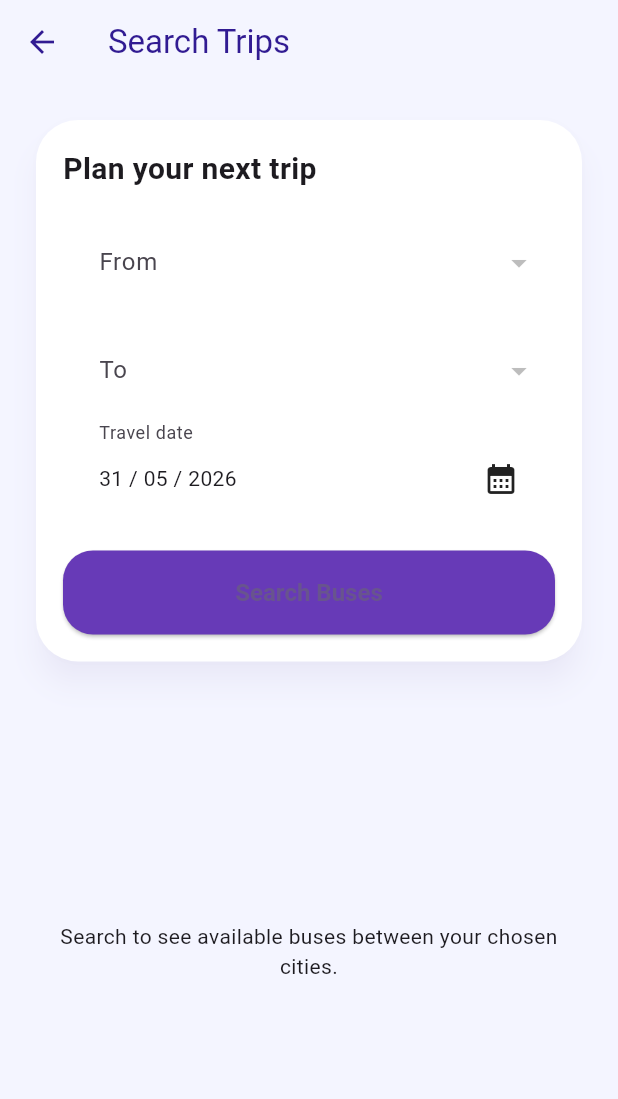
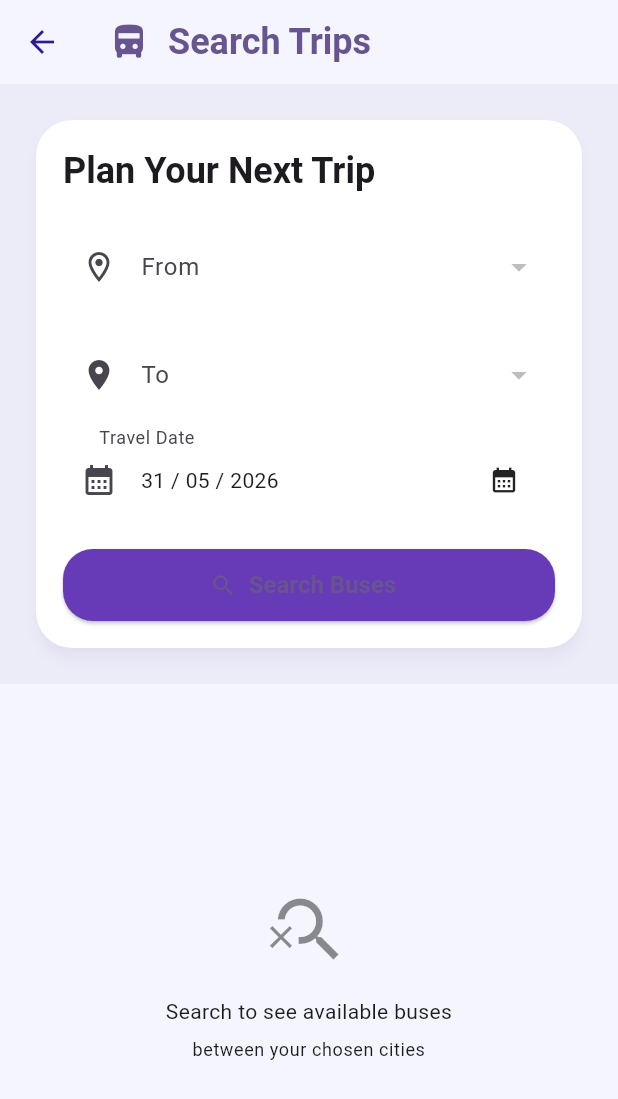
Before and after one commit to DinukaVishal/Bus-Ticket-Booking-System, a Flutter app: the SearchPage screen opened by its route, on a phone screen of 412 x 824 dp. Shown: the top 1099 px of the screen. Run offline on Flutter 3.47's test engine with Material 3 defaults, Android fonts, the phone set to English and light mode, and no system bars; our stand-ins replace supabase_flutter; accounts and stored records are empty.

Commit message:
feat: enhance SearchPage UI with improved layout, icons, and error handling

```diff
--- a/bus-ticket-booking-mobile/lib/pages/search_page.dart
+++ b/bus-ticket-booking-mobile/lib/pages/search_page.dart
@@ -104,26 +104,50 @@ class _SearchPageState extends State<SearchPage> {
 
   @override
   Widget build(BuildContext context) {
+    final theme = Theme.of(context);
+    final colorScheme = theme.colorScheme;
+
     return Scaffold(
       appBar: AppBar(
-        title: const Text('Search Trips'),
+        title: Row(
+          children: [
+            Icon(Icons.directions_bus_filled, color: colorScheme.primary, size: 28),
+            const SizedBox(width: 12),
+            Text(
+              'Search Trips',
+              style: Theme.of(context).textTheme.headlineSmall?.copyWith(
+                    fontWeight: FontWeight.bold,
+                    color: colorScheme.primary,
+                  ),
+            ),
+          ],
+        ),
       ),
       body: SafeArea(
-        child: Padding(
+        child: Column(
+          children: [
+            // Search Panel
+            Container(
+              color: colorScheme.primary.withAlpha(15),
               padding: const EdgeInsets.all(20),
-          child: Column(
-            crossAxisAlignment: CrossAxisAlignment.stretch,
-            children: [
-              Card(
+              child: Card(
+                elevation: 4,
+                shape: RoundedRectangleBorder(borderRadius: BorderRadius.circular(24)),
                 child: Padding(
                   padding: const EdgeInsets.all(18),
                   child: Column(
                     crossAxisAlignment: CrossAxisAlignment.stretch,
                     children: [
-                      const Text('Plan your next trip', style: TextStyle(fontSize: 20, fontWeight: FontWeight.bold)),
+                      Text(
+                        'Plan Your Next Trip',
+                        style: Theme.of(context).textTheme.headlineSmall?.copyWith(fontWeight: FontWeight.bold),
+                      ),
                       const SizedBox(height: 18),
                       DropdownButtonFormField<String>(
-                        decoration: const InputDecoration(labelText: 'From'),
+                        decoration: const InputDecoration(
+                          labelText: 'From',
+                          prefixIcon: Icon(Icons.location_on_outlined),
+                        ),
                         initialValue: _fromCity,
                         items: _cities.map((city) {
                           return DropdownMenuItem(value: city, child: Text(city));
@@ -132,7 +156,10 @@ class _SearchPageState extends State<SearchPage> {
                       ),
                       const SizedBox(height: 12),
                       DropdownButtonFormField<String>(
-                        decoration: const InputDecoration(labelText: 'To'),
+                        decoration: const InputDecoration(
+                          labelText: 'To',
+                          prefixIcon: Icon(Icons.location_on),
+                        ),
                         initialValue: _toCity,
                         items: _cities.map((city) {
                           return DropdownMenuItem(value: city, child: Text(city));
@@ -144,40 +171,86 @@ class _SearchPageState extends State<SearchPage> {
                         onTap: _pickDate,
                         borderRadius: BorderRadius.circular(18),
                         child: InputDecorator(
-                          decoration: const InputDecoration(labelText: 'Travel date'),
+                          decoration: const InputDecoration(
+                            labelText: 'Travel Date',
+                            prefixIcon: Icon(Icons.calendar_month),
+                          ),
                           child: Row(
                             mainAxisAlignment: MainAxisAlignment.spaceBetween,
                             children: [
                               Text(_formattedDate),
-                              const Icon(Icons.calendar_month),
+                              const Icon(Icons.calendar_month, size: 20),
                             ],
                           ),
                         ),
                       ),
                       const SizedBox(height: 18),
-                      ElevatedButton(
+                      ElevatedButton.icon(
                         onPressed: _searchRoutes,
-                        child: const Text('Search Buses'),
+                        icon: const Icon(Icons.search),
+                        label: const Text('Search Buses'),
+                        style: ElevatedButton.styleFrom(
+                          minimumSize: const Size.fromHeight(48),
+                        ),
                       ),
                     ],
                   ),
                 ),
               ),
+            ),
             const SizedBox(height: 20),
+            // Results Section
             Expanded(
               child: _isLoading
                   ? const Center(child: CircularProgressIndicator())
                   : _errorMessage != null
-                        ? Center(child: Text(_errorMessage!, textAlign: TextAlign.center))
+                      ? Center(
+                          child: Column(
+                            mainAxisAlignment: MainAxisAlignment.center,
+                            children: [
+                              Icon(Icons.error_outline, size: 56, color: colorScheme.error.withAlpha(179)),
+                              const SizedBox(height: 16),
+                              Text(
+                                _errorMessage!,
+                                textAlign: TextAlign.center,
+                                style: Theme.of(context).textTheme.bodyMedium,
+                              ),
+                            ],
+                          ),
+                        )
                       : _searchResults.isEmpty
                           ? Center(
-                                child: Text(
-                                  'Search to see available buses between your chosen cities.',
+                              child: Column(
+                                mainAxisAlignment: MainAxisAlignment.center,
+                                children: [
+                                  Icon(Icons.search_off, size: 56, color: colorScheme.onSurface.withAlpha(127)),
+                                  const SizedBox(height: 16),
+                                  Text(
+                                    'Search to see available buses',
                                     style: Theme.of(context).textTheme.bodyMedium,
                                     textAlign: TextAlign.center,
                                   ),
+                                  const SizedBox(height: 8),
+                                  Text(
+                                    'between your chosen cities',
+                                    style: Theme.of(context).textTheme.bodySmall,
+                                    textAlign: TextAlign.center,
+                                  ),
+                                ],
+                              ),
                             )
-                            : ListView.separated(
+                          : Padding(
+                              padding: const EdgeInsets.symmetric(horizontal: 20),
+                              child: Column(
+                                crossAxisAlignment: CrossAxisAlignment.start,
+                                children: [
+                                  Text(
+                                    '${_searchResults.length} buses found',
+                                    style: Theme.of(context).textTheme.titleMedium?.copyWith(fontWeight: FontWeight.bold),
+                                  ),
+                                  const SizedBox(height: 12),
+                                  Expanded(
+                                    child: ListView.separated(
                                       itemCount: _searchResults.length,
                                       separatorBuilder: (context, _) => const SizedBox(height: 14),
                                       itemBuilder: (context, index) {
@@ -200,6 +273,9 @@ class _SearchPageState extends State<SearchPage> {
                                   ),
                                 ],
                               ),
+                            ),
+            ),
+          ],
         ),
       ),
     );
```
Lines whose indentation alone changed are shown as unchanged.
